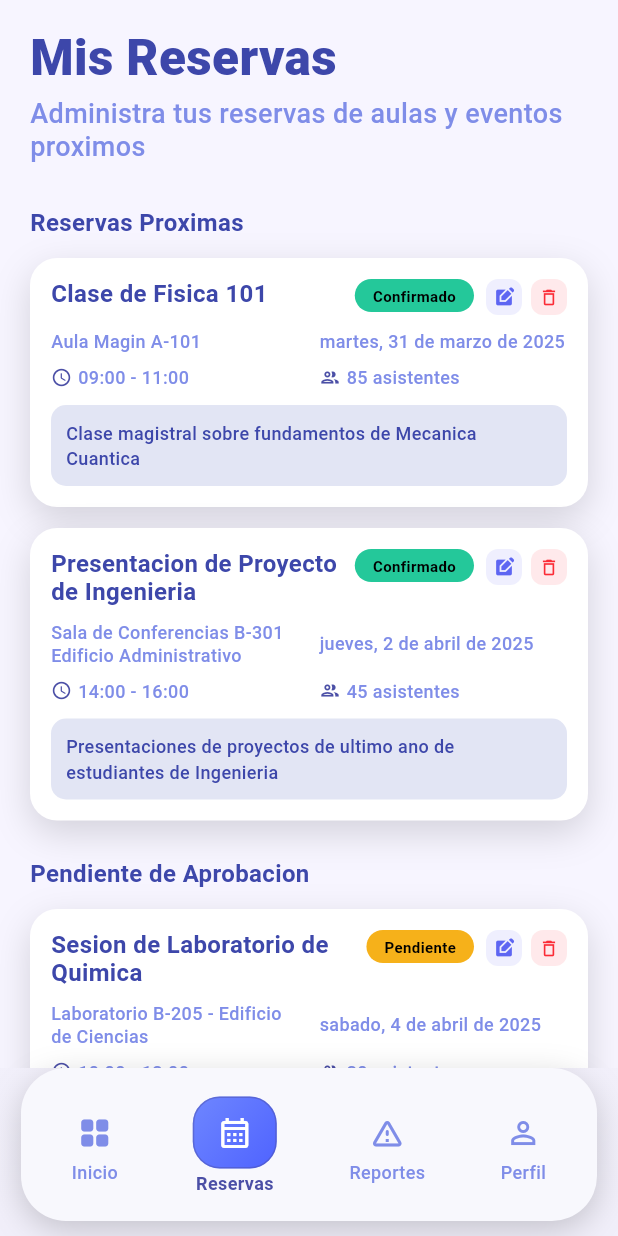
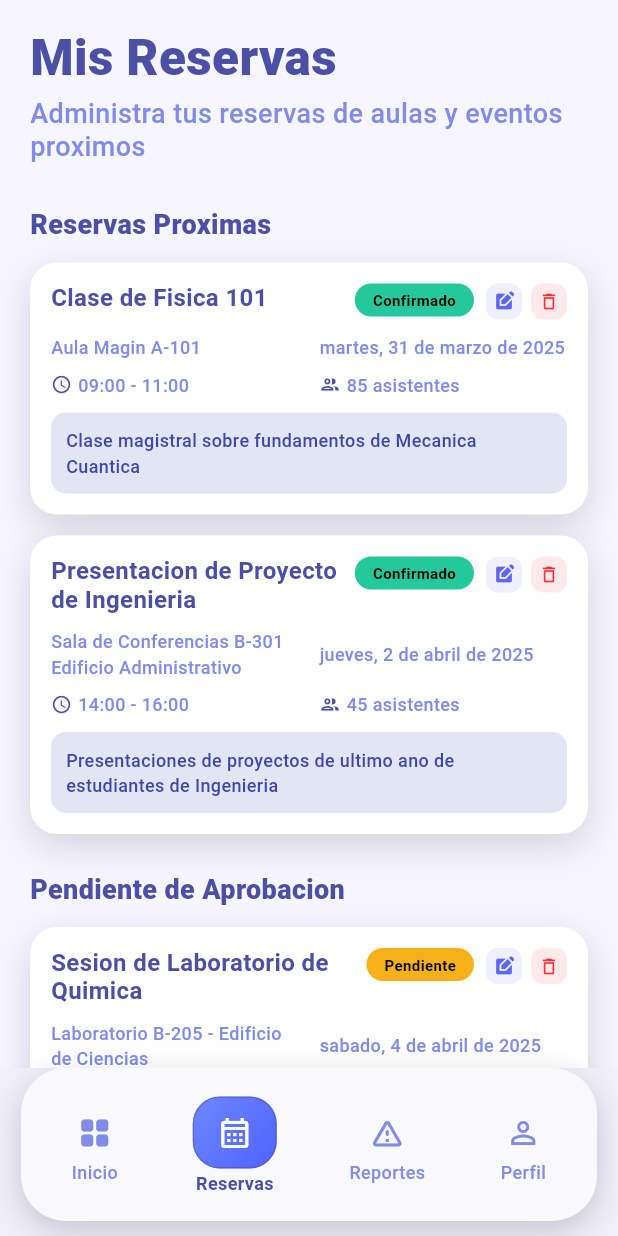
Before and after one commit to JSebasAM/AulaSmart-Front-end, a Flutter app: the AppShellView screen opened by its route, item 2 of the bottom bar chosen, on a phone screen of 412 x 824 dp. Run offline on Flutter 3.47's test engine with Material 3 defaults, Android fonts, the light colour scheme and no system bars; network calls fail.

Commit message:
feat: se agrego el modelo preliminar para las reservas y cambios en la vista para adaptar la topologia  AUS-32

```diff
--- a/lib/views/reservas_view.dart
+++ b/lib/views/reservas_view.dart
@@ -1,4 +1,5 @@
 import 'package:aulasmart_front_end/themes/app_colors.dart';
+import 'package:aulasmart_front_end/themes/app_text_styles.dart';
 import 'package:flutter/material.dart';
 
 class ReservasView extends StatelessWidget {
@@ -52,22 +53,12 @@ class ReservasView extends StatelessWidget {
             children: [
               const Text(
                 'Mis Reservas',
-                style: TextStyle(
-                  color: AppColors.textPrimary,
-                  fontSize: 33,
-                  fontWeight: FontWeight.w800,
-                  height: 1.0,
-                ),
+                style: AppTextStyles.pageTitle,
               ),
               const SizedBox(height: 10),
               const Text(
                 'Administra tus reservas de aulas y eventos proximos',
-                style: TextStyle(
-                  color: AppColors.textSecondary,
-                  fontSize: 18,
-                  fontWeight: FontWeight.w500,
-                  height: 1.2,
-                ),
+                style: AppTextStyles.pageSubtitle,
               ),
               const SizedBox(height: 28),
               const _SectionTitle(title: 'Reservas Proximas'),
@@ -99,11 +90,7 @@ class _SectionTitle extends StatelessWidget {
   Widget build(BuildContext context) {
     return Text(
       title,
-      style: const TextStyle(
-        color: AppColors.textPrimary,
-        fontSize: 16,
-        fontWeight: FontWeight.w700,
-      ),
+      style: AppTextStyles.sectionTitle,
     );
   }
 }
@@ -138,12 +125,7 @@ class _ReservaCard extends StatelessWidget {
               Expanded(
                 child: Text(
                   data.titulo,
-                  style: const TextStyle(
-                    color: AppColors.textPrimary,
-                    fontSize: 16,
-                    fontWeight: FontWeight.w700,
-                    height: 1.2,
-                  ),
+                  style: AppTextStyles.cardTitle,
                 ),
               ),
               const SizedBox(width: 8),
@@ -155,11 +137,7 @@ class _ReservaCard extends StatelessWidget {
                 ),
                 child: Text(
                   data.estado,
-                  style: const TextStyle(
-                    color: Colors.black ,
-                    fontSize: 10,
-                    fontWeight: FontWeight.w700,
-                  ),
+                  style: AppTextStyles.smallLabel.copyWith(color: Colors.black),
                 ),
               ),
               const SizedBox(width: 8),
@@ -236,12 +214,7 @@ class _InfoBlock extends StatelessWidget {
   Widget build(BuildContext context) {
     return Text(
       label,
-      style: const TextStyle(
-        color: AppColors.textSecondary,
-        fontSize: 12,
-        fontWeight: FontWeight.w500,
-        height: 1.25,
-      ),
+      style: AppTextStyles.cardSubtitle,
     );
   }
 }
@@ -255,11 +228,7 @@ class _InlineText extends StatelessWidget {
   Widget build(BuildContext context) {
     return Text(
       text,
-      style: const TextStyle(
-        color: AppColors.textSecondary,
-        fontSize: 12,
-        fontWeight: FontWeight.w500,
-      ),
+      style: AppTextStyles.cardSubtitle,
     );
   }
 }
```
Also changed, not shown: lib/models/reserva.dart (added, +49 -0 lines).
